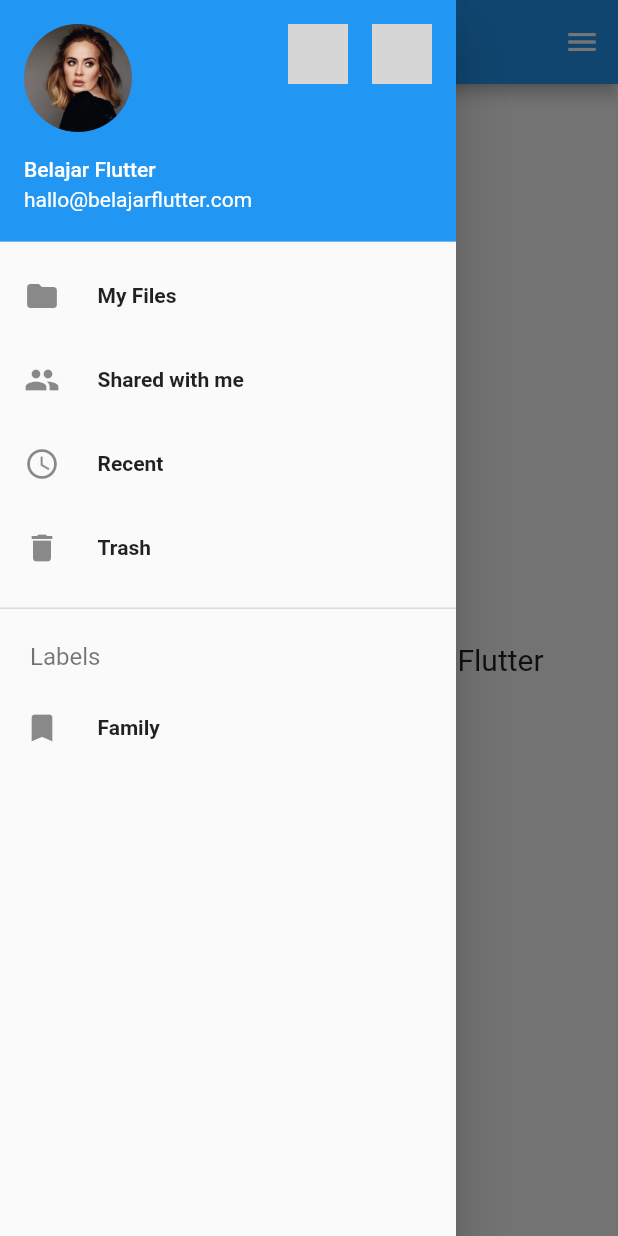
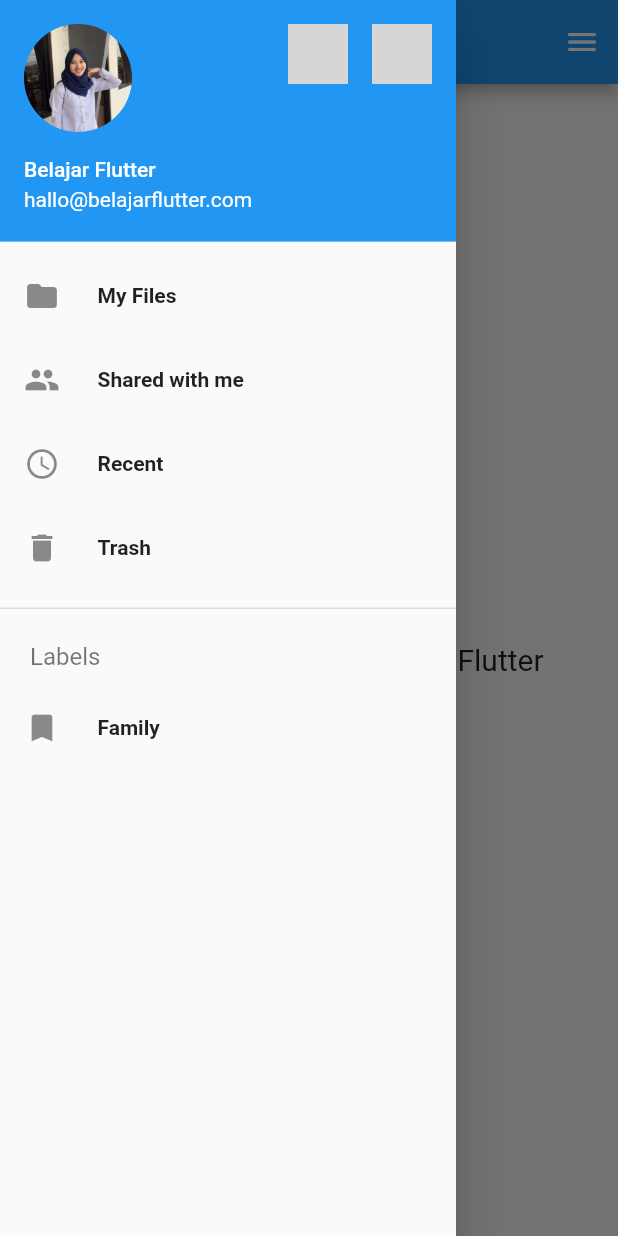
Before and after one commit to auliaMif/flutter, a Flutter app: the screen it shows after launch, with the side drawer open, on a phone screen of 412 x 824 dp. Run offline on Flutter 3.47's test engine with Material 2 defaults, Android fonts, the phone set to English and light mode, and no system bars; grey boxes are pictures that could not be loaded.

```diff
--- a/lib/nav-drawer.dart
+++ b/lib/nav-drawer.dart
@@ -31,7 +31,7 @@ class DrawerWidget extends StatelessWidget {
 Widget _drawerHeader() {
   return UserAccountsDrawerHeader(
     currentAccountPicture: ClipOval(
-      child: Image(image: AssetImage('assets/adele.jpg'), fit: BoxFit.cover),
+      child: Image(image: AssetImage('assets/aulia.jpg'), fit: BoxFit.cover),
     ),
     otherAccountsPictures: [
       ClipOval(
```
Also changed, not shown: pubspec.yaml (+1 -6 lines), assets/adele.jpg (deleted), assets/ariana.jpg (deleted), assets/aulia.jpg (added), assets/bazzi.jpg (deleted), assets/charlie puth.png (deleted), assets/meghan trainor.jpg (deleted), assets/sam smith.jpg (deleted), 1 other file.
